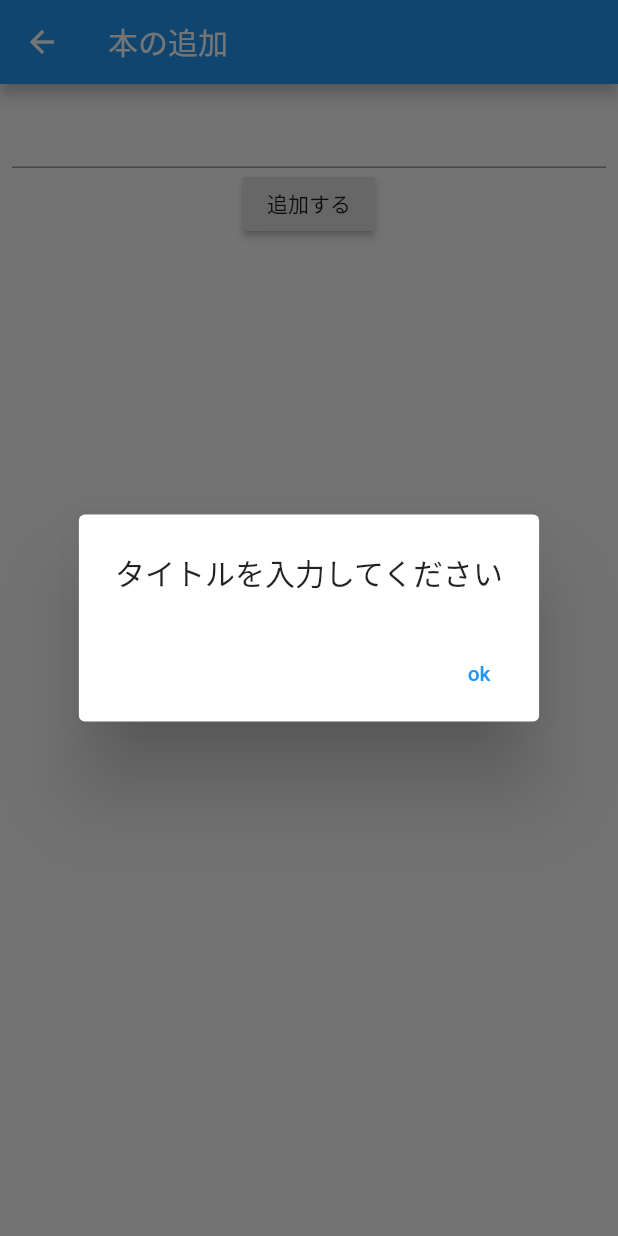
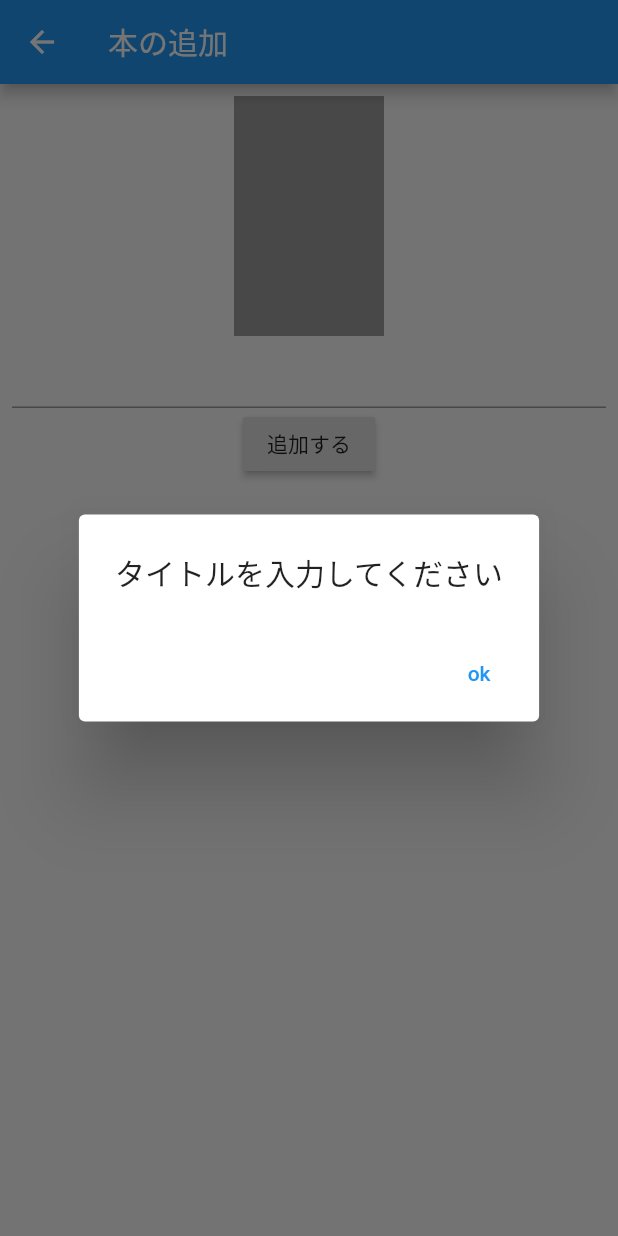
Before and after one commit to totsukaka/testFlutter2, a Flutter app: the AddBookPage screen opened directly, after a tap on "追加する", on a phone screen of 412 x 824 dp. Run offline on Flutter 3.47's test engine with Material 2 defaults, Android fonts, the phone set to English and light mode, and no system bars; our stand-ins replace cloud_firestore, firebase_auth, firebase_core, firebase_storage, image_picker; accounts and stored records are empty.

Commit message:
画像のアップロードを実装

```diff
--- a/lib/domain/main/book.dart
+++ b/lib/domain/main/book.dart
@@ -4,7 +4,9 @@ class Book {
   Book(DocumentSnapshot doc) {
     documentID = doc.id;
     title = doc.data()['title'];
+    imageURL = doc.data()['imageURL'];
   }
   String documentID;
   String title;
+  String imageURL;
 }
--- a/lib/presentation/add_book/add_book_model.dart
+++ b/lib/presentation/add_book/add_book_model.dart
@@ -1,22 +1,56 @@
+import 'dart:io';
+
 import 'package:cloud_firestore/cloud_firestore.dart';
+import 'package:firebase_storage/firebase_storage.dart';
 import 'package:flutter/material.dart';
 import 'package:flutter_app3/domain/main/book.dart';
+import 'package:image_picker/image_picker.dart';
 
 class AddBookModel extends ChangeNotifier {
   String bookTitle = '';
+  File imageFile;
+  bool isLoading = false;
+
+  startLoading() {
+    isLoading = true;
+    notifyListeners();
+  }
+
+  endLoading() {
+    isLoading = false;
+    notifyListeners();
+  }
+
+  Future showImagePicker() async {
+    final picker = ImagePicker();
+    final pickedFile = await picker.getImage(source: ImageSource.gallery);
+    imageFile = File(pickedFile.path);
+    notifyListeners();
+  }
 
   Future addBookToFirebase() async {
     if (bookTitle.isEmpty) {
       throw ('タイトルを入力してください');
     }
+    final imageURL = await _uploadImage();
     FirebaseFirestore.instance.collection('books').add({
       'title': bookTitle,
+      'imageURL': imageURL,
       'createdAt': Timestamp.now(),
     });
   }
 
   Future updateBook(Book book) async {
     String updateBookTitle = '';
+    String imageURL = '';
+
+    // 画像の更新があった場合
+    if (imageFile != null) {
+      // 画像の更新
+      imageURL = await _uploadImage();
+    }
+
+    print('updateBook');
     if (bookTitle.isEmpty) {
       updateBookTitle = book.title;
     } else {
@@ -25,11 +59,23 @@ class AddBookModel extends ChangeNotifier {
 
     final document =
         FirebaseFirestore.instance.collection('books').doc(book.documentID);
+
+    print(document.get().then((value) => value.get('title')));
     await document.update(
       {
         'title': updateBookTitle,
+        'imageURL': imageURL,
         'updateAt': Timestamp.now(),
       },
     );
   }
+
+  Future<String> _uploadImage() async {
+    final storage = FirebaseStorage.instance;
+    print(imageFile == null);
+    TaskSnapshot snapshot =
+        await storage.ref('books/$bookTitle').putFile(imageFile);
+    final String donwloadURL = await snapshot.ref.getDownloadURL();
+    return donwloadURL;
+  }
 }
--- a/lib/presentation/add_book/add_book_page.dart
+++ b/lib/presentation/add_book/add_book_page.dart
@@ -17,10 +17,11 @@ class AddBookPage extends StatelessWidget {
       textEditingController.text = book.title;
     }
 
-    // Firebase.initializeApp();
     return ChangeNotifierProvider<AddBookModel>(
       create: (_) => AddBookModel(),
-      child: Scaffold(
+      child: Stack(
+        children: [
+          Scaffold(
             appBar: AppBar(
               title: Text(isUpdate ? '本の編集' : '本の追加'),
             ),
@@ -29,6 +30,22 @@ class AddBookPage extends StatelessWidget {
                 padding: const EdgeInsets.all(8.0),
                 child: Column(
                   children: [
+                    SizedBox(
+                      width: 100,
+                      height: 160,
+                      child: InkWell(
+                        onTap: () async {
+                          await model.showImagePicker();
+                        },
+                        child: model.imageFile != null
+                            ? Image.file(model.imageFile)
+                            : isUpdate
+                                ? Image.network(book.imageURL)
+                                : Container(
+                                    color: Colors.grey,
+                                  ),
+                      ),
+                    ),
                     TextField(
                       controller: textEditingController,
                       onChanged: (text) {
@@ -38,17 +55,31 @@ class AddBookPage extends StatelessWidget {
                     RaisedButton(
                       child: Text(isUpdate ? '更新する' : '追加する'),
                       onPressed: () async {
+                        model.startLoading();
                         if (isUpdate) {
                           await updateBook(model, context);
                         } else {
                           await addBook(model, context);
                         }
+                        model.endLoading();
                       },
                     ),
                   ],
                 ),
               );
             }),
+          ),
+          Consumer<AddBookModel>(builder: (context, model, child) {
+            return model.isLoading
+                ? Container(
+                    color: Colors.grey.withOpacity(0.7),
+                    child: Center(
+                      child: CircularProgressIndicator(),
+                    ),
+                  )
+                : SizedBox();
+          })
+        ],
       ),
     );
   }
--- a/lib/presentation/book_list/book_list_page.dart
+++ b/lib/presentation/book_list/book_list_page.dart
@@ -19,6 +19,9 @@ class BookListPage extends StatelessWidget {
           final listTiles = books
               .map(
                 (book) => ListTile(
+                  leading: Image.network(
+                    book.imageURL,
+                  ),
                   title: Text(book.title),
                   trailing: IconButton(
                     icon: Icon(Icons.edit),
--- a/lib/presentation/main/main.dart
+++ b/lib/presentation/main/main.dart
@@ -33,7 +33,7 @@ class MyApp extends StatelessWidget {
                   ),
                 ),
                 RaisedButton(
-                  child: Text('ボタン'),
+                  child: Text('本一覧'),
                   onPressed: () {
                     Navigator.push(
                       context,
```
Also changed, not shown: pubspec.yaml (+6 -2 lines), pubspec.lock. Lines whose indentation alone changed are shown as unchanged.
